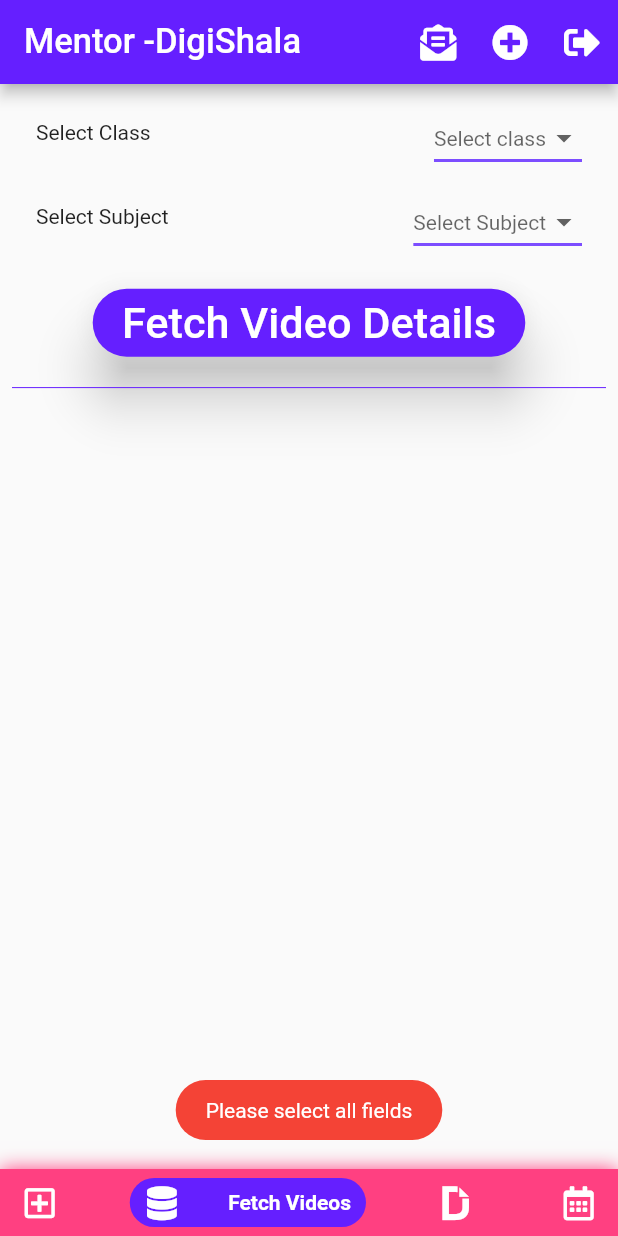
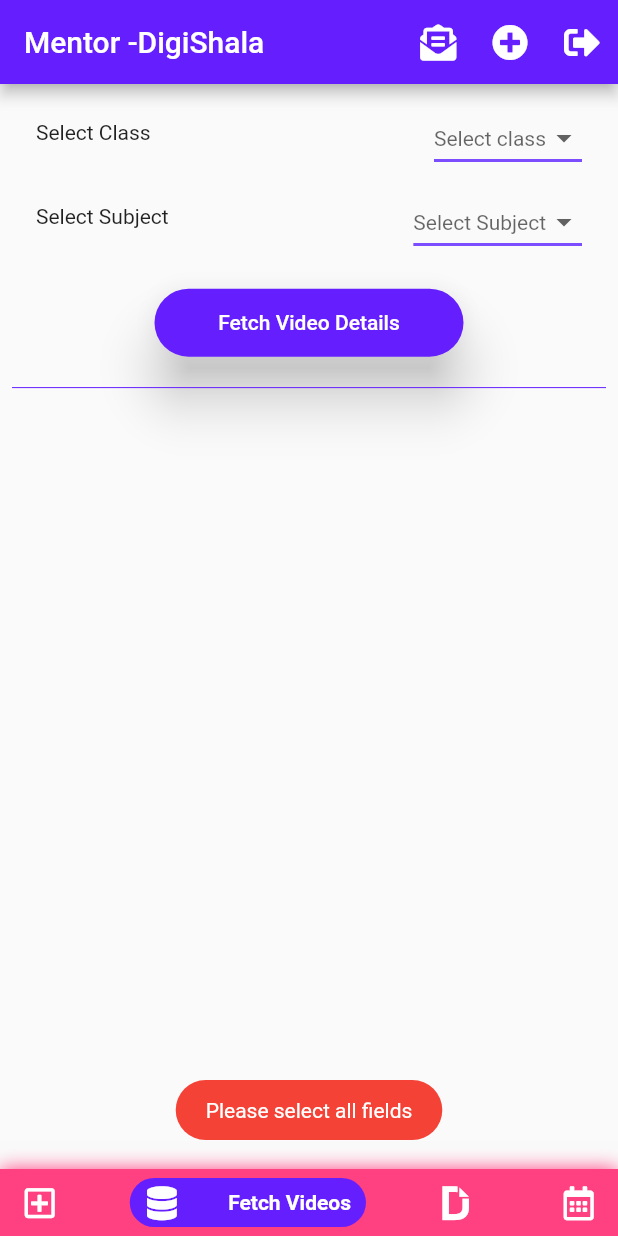
Before and after one commit to Ujjawalmaurya/Mentor, a Flutter app: the screen it shows once a user with an empty profile is signed in, item 2 of the bottom bar chosen, after a tap on "Fetch Video Details", on a phone screen of 412 x 824 dp. Run offline on Flutter 3.47's test engine with Material 2 defaults, Android fonts, the phone set to English and light mode, and no system bars; drawn by our look-alikes of google_nav_bar; our stand-ins replace cloud_firestore, file_picker, firebase_auth, firebase_core, firebase_database, firebase_storage and 4 more; accounts and stored records are empty.

```diff
--- a/lib/homePage.dart
+++ b/lib/homePage.dart
@@ -76,10 +76,11 @@ class _HomePageState extends State<HomePage> {
       home: Scaffold(
         extendBody: true,
         appBar: AppBar(
-          title: Text(
-            'Mentor -DigiShala',
-            style:
-                TextStyle(fontSize: MediaQuery.of(context).size.width * 0.056),
+          title: FittedBox(
+            fit: BoxFit.contain,
+            child: Text(
+              'Mentor -DigiShala',
+            ),
           ),
           backgroundColor: kThemeColor,
           actions: [
--- a/lib/tabs/videoTabs/addVideoTab.dart
+++ b/lib/tabs/videoTabs/addVideoTab.dart
@@ -353,8 +353,8 @@ class _AddVideoTabState extends State<AddVideoTab> {
                             color: kThemeColor,
                           ),
                           Container(
-                            height: MediaQuery.of(context).size.width * 0.11,
-                            width: MediaQuery.of(context).size.width * 0.7,
+                            height: MediaQuery.of(context).size.width * 0.10,
+                            width: MediaQuery.of(context).size.width * 0.5,
                             child: RaisedButton(
                               onPressed: () {
                                 if (_key.currentState.validate()) {
@@ -365,11 +365,10 @@ class _AddVideoTabState extends State<AddVideoTab> {
                               shape: RoundedRectangleBorder(
                                   borderRadius: BorderRadius.circular(30.0)),
                               elevation: 15.0,
-                              child: Text('Upload Video',
-                                  style: TextStyle(
-                                      fontSize:
-                                          MediaQuery.of(context).size.height *
-                                              0.035)),
+                              child: FittedBox(
+                                fit: BoxFit.contain,
+                                child: Text('Upload Video'),
+                              ),
                               color: kThemeColor,
                               textColor: Colors.white,
                             ),
--- a/lib/tabs/videoTabs/listDb.dart
+++ b/lib/tabs/videoTabs/listDb.dart
@@ -241,16 +241,17 @@ class _ListDbState extends State<ListDb> {
           ),
           SizedBox(height: MediaQuery.of(context).size.height * 0.02),
           Container(
-            width: MediaQuery.of(context).size.width * 0.7,
+            width: MediaQuery.of(context).size.width * 0.5,
             height: MediaQuery.of(context).size.width * 0.11,
             child: RaisedButton(
               elevation: 15,
               onPressed: () {
                 getData();
               },
-              child: Text('Fetch Video Details',
-                  style: TextStyle(
-                      fontSize: MediaQuery.of(context).size.height * 0.035)),
+              child: FittedBox(
+                child: Text('Fetch Video Details'),
+                fit: BoxFit.contain,
+              ),
               shape: RoundedRectangleBorder(
                   borderRadius: BorderRadius.circular(30.0)),
               color: kThemeColor,
```
Also changed, not shown: lib/tabs/classChangeTab.dart (+4 -6 lines), lib/tabs/docsUpload.dart (+10 -8 lines), lib/tabs/messeging/textingTabs.dart (+5 -4 lines).
